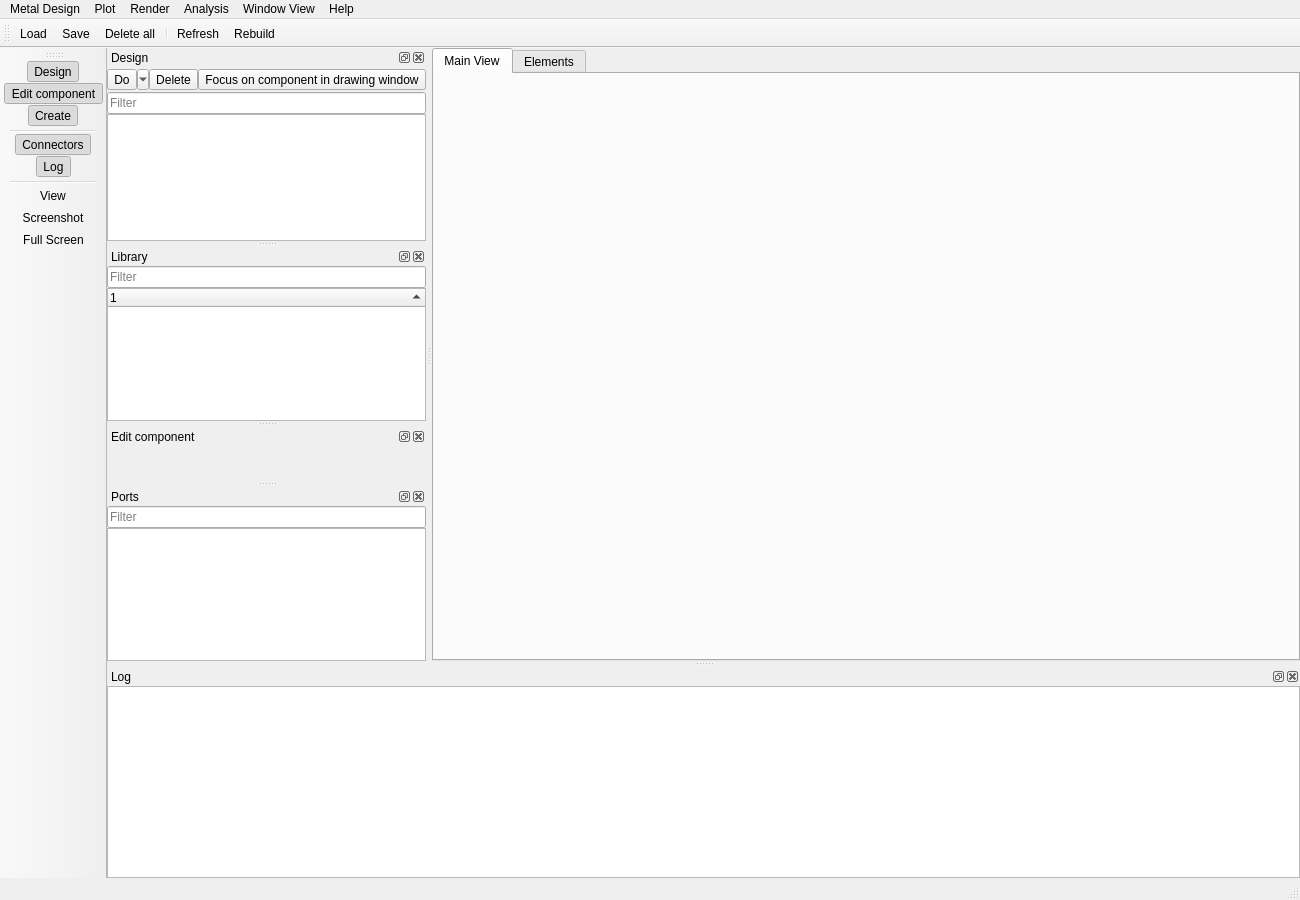
Old version of the form qiskit_metal/_gui/main_window_ui.ui in the repository qiskit-community/qiskit-metal.
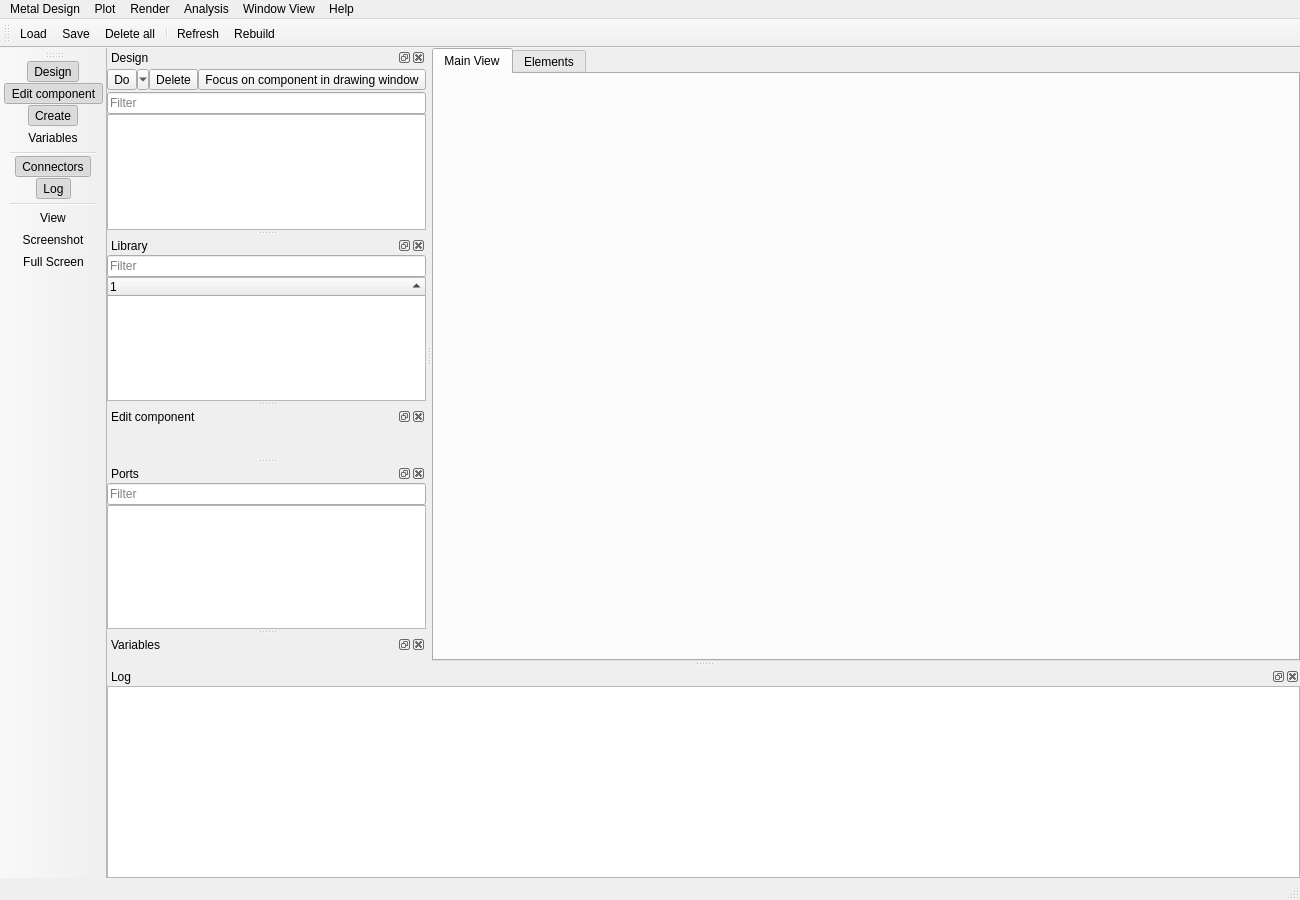
New version of the form. Icons and pictures are not drawn. Custom widgets are drawn as their Qt base class.

Commit message: Add a variable table to main GUI with 3 columns

```diff
--- a/qiskit_metal/_gui/main_window_ui.ui
+++ b/qiskit_metal/_gui/main_window_ui.ui
@@ -320,6 +320,7 @@
    <addaction name="actionDesign"/>
    <addaction name="actionComponent"/>
    <addaction name="actionNewComponent"/>
+   <addaction name="actionVariables"/>
    <addaction name="separator"/>
    <addaction name="actionConnectors"/>
    <addaction name="actionLog"/>
@@ -753,6 +754,33 @@
     </layout>
    </widget>
   </widget>
+  <widget class="QDockWidget" name="dockVariables">
+   <property name="windowTitle">
+    <string>Variables</string>
+   </property>
+   <attribute name="dockWidgetArea">
+    <number>1</number>
+   </attribute>
+   <widget class="QWidget" name="dockVariablesContents">
+    <layout class="QVBoxLayout" name="vlayoutVariables">
+     <property name="spacing">
+      <number>0</number>
+     </property>
+     <property name="leftMargin">
+      <number>0</number>
+     </property>
+     <property name="topMargin">
+      <number>0</number>
+     </property>
+     <property name="rightMargin">
+      <number>0</number>
+     </property>
+     <property name="bottomMargin">
+      <number>0</number>
+     </property>
+    </layout>
+   </widget>
+  </widget>
   <action name="actionSave">
    <property name="icon">
     <iconset resource="main_window_rc.qrc">
@@ -1133,6 +1161,18 @@
     <string>View</string>
    </property>
   </action>
+  <action name="actionVariables">
+   <property name="icon">
+    <iconset resource="main_window_rc.qrc">
+     <normaloff>:/_imgs/lightbulb.png</normaloff>:/_imgs/lightbulb.png</iconset>
+   </property>
+   <property name="text">
+    <string>Variables</string>
+   </property>
+   <property name="toolTip">
+    <string>Edit design variables</string>
+   </property>
+  </action>
  </widget>
  <customwidgets>
   <customwidget>
```
Left out of the diff: 36 changed lines with no effect on the pictures. The commit also changes 14 other files.
